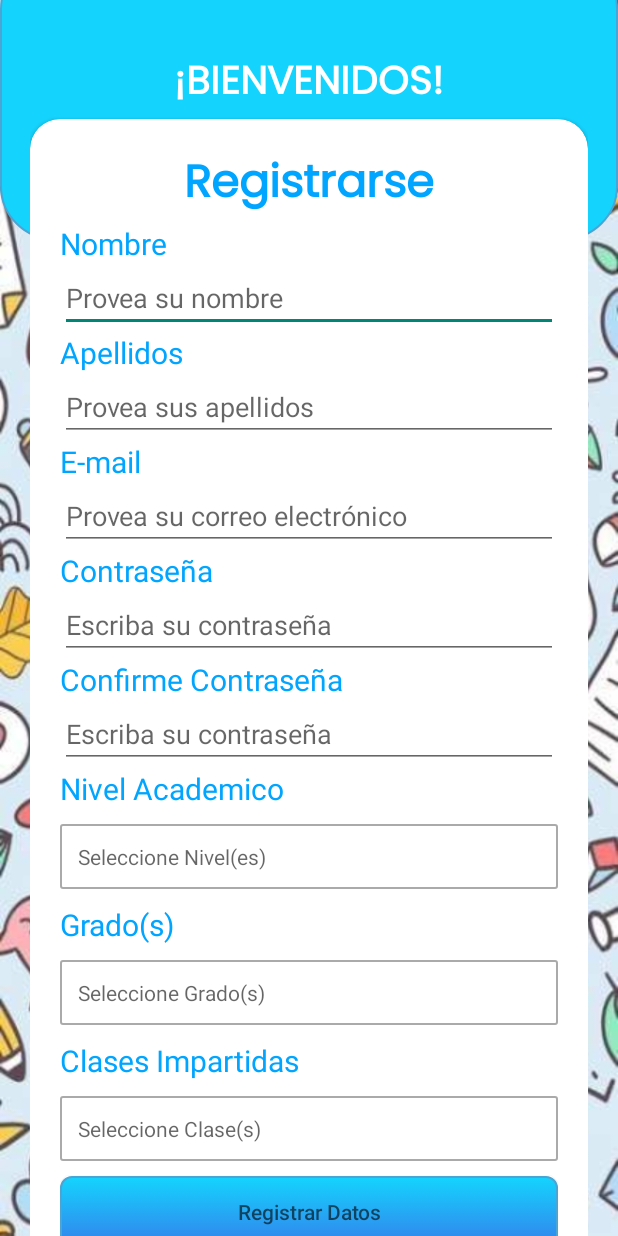
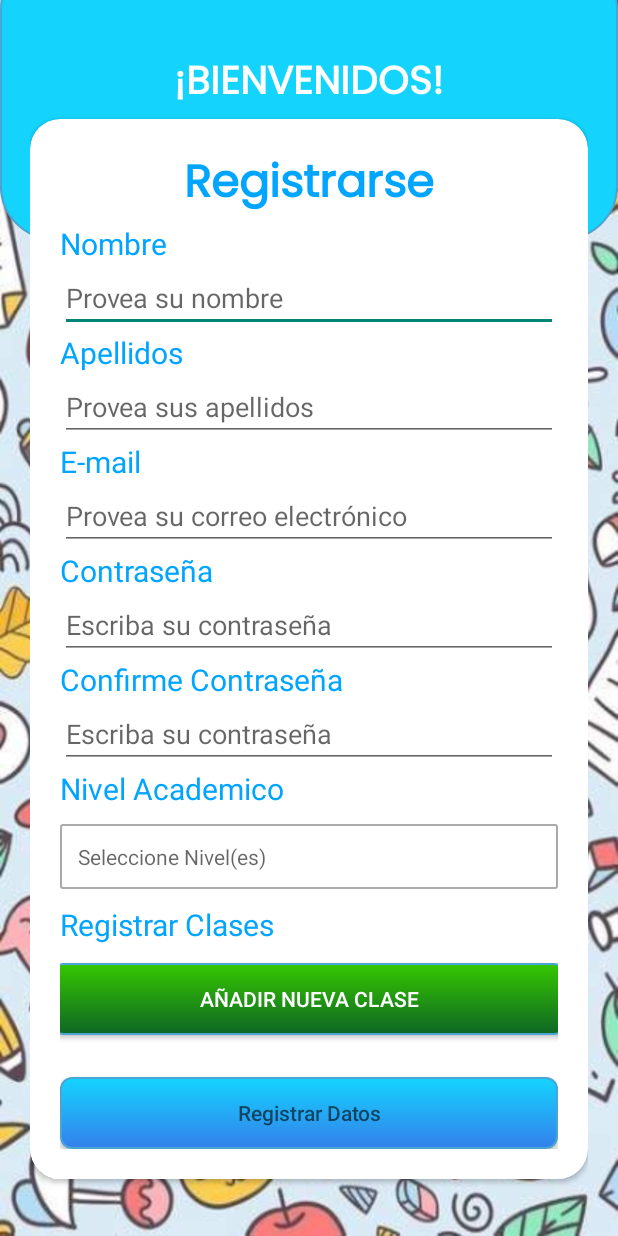
Before and after one commit to ProEdukTeacher/ProEdukX, an Android app: the RegisterActivity screen opened directly, with no data from a screen before it, on a phone screen of 412 x 824 dp. Run offline under Robolectric (Android 15) with nearby library versions, the phone set to English and light mode, and no system bars; our stand-ins replace Firebase (no records; nobody signed in at launch, a user with empty details on screens opened directly).

```diff
--- a/app/build.gradle
+++ b/app/build.gradle
@@ -34,6 +34,9 @@
     compileOptions {
         sourceCompatibility JavaVersion.VERSION_1_8
         targetCompatibility JavaVersion.VERSION_1_8
+    }
+    buildFeatures {
+        viewBinding true
     }
 }
 
--- a/app/src/main/res/layout/activity_register.xml
+++ b/app/src/main/res/layout/activity_register.xml
@@ -153,38 +153,35 @@
                 <TextView
                     android:layout_width="wrap_content"
                     android:layout_height="wrap_content"
-                    android:text="Grado(s)"
+                    android:text="Registrar Clases"
                     android:textColor="#00a5ff"
-                    android:textSize="20dp" />
+                    android:textSize="20dp"
 
-                <TextView
-                    android:id="@+id/tvgrad"
+                    />
+                <Button
+                    android:id="@+id/fab"
                     android:layout_width="match_parent"
                     android:layout_height="wrap_content"
-                    android:background="@drawable/custom_input"
-                    android:hint="Seleccione Grado(s)"
-                    android:padding="12dp"
-                    android:layout_marginTop="10dp"
-                    android:layout_marginBottom="10dp"
+                    android:layout_gravity="center"
+                    android:layout_marginLeft="-5dp"
+                    android:layout_marginRight="-5dp"
+                    android:background="@drawable/selectedgreen"
+                    android:text="Añadir Nueva Clase"
+                    android:textColor="#ffffff"
+                    android:layout_marginBottom="12dp"
+                    android:layout_marginTop="12dp"
                     />
 
-                <TextView
-                    android:layout_width="wrap_content"
-                    android:layout_height="wrap_content"
-                    android:text="Clases Impartidas"
-                    android:textColor="#00a5ff"
-                    android:textSize="20dp" />
-
-                <TextView
-                    android:id="@+id/tvcli"
+                <androidx.recyclerview.widget.RecyclerView
+                    android:id="@+id/lists"
+                    android:layout_marginTop="12dp"
                     android:layout_width="match_parent"
                     android:layout_height="wrap_content"
-                    android:background="@drawable/custom_input"
-                    android:hint="Seleccione Clase(s)"
-                    android:padding="12dp"
-                    android:layout_marginTop="10dp"
-                    android:layout_marginBottom="10dp"
-                    />
+                    android:clipToPadding="false"
+                    android:padding="2dp"
+                    android:scrollbarAlwaysDrawVerticalTrack="true"
+                    android:scrollbarStyle="insideOverlay"
+                    android:verticalScrollbarPosition="right"/>
 
 
                 <Button
--- a/app/src/main/res/layout/listforgrupos.xml
+++ b/app/src/main/res/layout/listforgrupos.xml
@@ -34,7 +34,7 @@
             android:hint="Selecione la clase">
 
             <AutoCompleteTextView
-                android:id="@+id/atvgrupo"
+
                 android:layout_width="match_parent"
                 android:layout_height="41dp"
                 android:cursorVisible="false"
--- /dev/null
+++ b/app/src/main/res/values-land/dimens.xml
@@ -0,0 +1,3 @@
+<resources>
+    <dimen name="fab_margin">48dp</dimen>
+</resources>
--- /dev/null
+++ b/app/src/main/res/values-w1240dp/dimens.xml
@@ -0,0 +1,3 @@
+<resources>
+    <dimen name="fab_margin">200dp</dimen>
+</resources>
--- /dev/null
+++ b/app/src/main/res/values-w600dp/dimens.xml
@@ -0,0 +1,3 @@
+<resources>
+    <dimen name="fab_margin">48dp</dimen>
+</resources>
--- /dev/null
+++ b/app/src/main/res/values/dimens.xml
@@ -0,0 +1,3 @@
+<resources>
+    <dimen name="fab_margin">16dp</dimen>
+</resources>
--- a/app/src/main/res/values/strings.xml
+++ b/app/src/main/res/values/strings.xml
@@ -57,5 +57,6 @@
     <string name="desc_two">¿Prefieres utilizar los servicios de ProEduk en computadora? Utiliza los servicios integrados en diferentes dispositivos. </string>
     <string name="desc_three">Busca el plan o recurso que necesites utilizando una biblioteca amplia; integra fotos, documentos, quiz y exámenes.</string>
     <string name="desc_fourth">¡Ejerce control de tu tiempo! ProEduk Teaching Services provee la capacidad para reducir el tiempo que toma planificar hasta un 75%</string>
+    <string name="title_activity_reg_gmail">Reg_Gmail</string>
 
 </resources>
```
Also changed, not shown: app/src/main/AndroidManifest.xml (+5 -3 lines), app/src/main/java/com/example/repomax/FirstFragment.java (added, +47 -0 lines), app/src/main/java/com/example/repomax/RegisterActivity.java (+1 -148 lines), app/src/main/java/com/example/repomax/SecondFragment.java (added, +47 -0 lines), app/src/main/res/layout/fragment_first.xml (added, +28 -0 lines), app/src/main/res/layout/fragment_second.xml (added, +27 -0 lines), app/src/main/res/navigation/nav_graph.xml (added, +28 -0 lines), app/src/main/res/values/themes.xml (+9 -0 lines).
